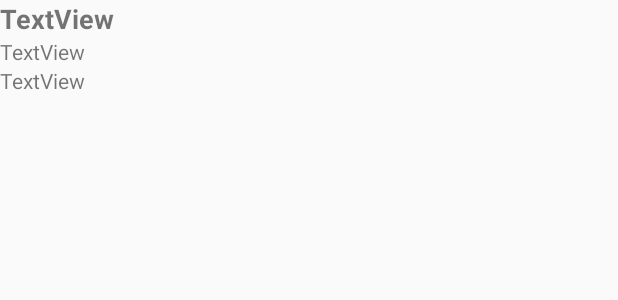
After one commit to josubarrientos/BILBAPP_ANDROID, an Android app: the layout translation_layout.xml on its own in the app's theme, with its tools: preview values and no code run, on a phone screen of 412 x 824 dp. The commit adds this screen. Shown: the top 300 px of the screen. Run offline under Robolectric (Android 15) with nearby library versions, the phone set to English and light mode, and no system bars.

Commit message:
tranlations activity, layout and adapter created

```diff
--- a/BILBAPP/app/src/main/AndroidManifest.xml
+++ b/BILBAPP/app/src/main/AndroidManifest.xml
@@ -19,7 +19,8 @@
         <activity android:name=".HomeActivity" />
         <activity android:name=".SelectionActivity" />
         <activity android:name=".InfoActivity" />
-        <activity android:name=".MapActivity"></activity>
+        <activity android:name=".MapActivity" />
+        <activity android:name=".TranslationActivity"></activity>
     </application>
 
 </manifest>
--- a/BILBAPP/app/src/main/java/com/example/jbarrientos/bilbapp/SelectionActivity.java
+++ b/BILBAPP/app/src/main/java/com/example/jbarrientos/bilbapp/SelectionActivity.java
@@ -43,6 +43,9 @@ public class SelectionActivity extends AppCompatActivity {
 
         Toast.makeText(getApplicationContext(), "Translation!", Toast.LENGTH_SHORT).show();
 
+        Intent i = new Intent(SelectionActivity.this, TranslationActivity.class);
+        startActivity(i);
+
     }
 
     public void selectExpr(View v){
--- /dev/null
+++ b/BILBAPP/app/src/main/res/layout/translation_layout.xml
@@ -0,0 +1,26 @@
+<?xml version="1.0" encoding="utf-8"?>
+<LinearLayout xmlns:android="http://schemas.android.com/apk/res/android"
+    android:orientation="vertical" android:layout_width="match_parent"
+    android:layout_height="match_parent">
+
+
+    <TextView
+        android:text="TextView"
+        android:layout_width="match_parent"
+        android:layout_height="wrap_content"
+        android:id="@+id/transView1"
+        android:textStyle="normal|bold"
+        android:textSize="18sp" />
+
+    <TextView
+        android:text="TextView"
+        android:layout_width="match_parent"
+        android:layout_height="wrap_content"
+        android:id="@+id/transView2" />
+
+    <TextView
+        android:text="TextView"
+        android:layout_width="match_parent"
+        android:layout_height="wrap_content"
+        android:id="@+id/transView3" />
+</LinearLayout>
```
Also changed, not shown: BILBAPP/app/src/main/java/com/example/jbarrientos/bilbapp/Translation.java (added, +30 -0 lines), BILBAPP/app/src/main/java/com/example/jbarrientos/bilbapp/TranslationActivity.java (added, +35 -0 lines), BILBAPP/app/src/main/java/com/example/jbarrientos/bilbapp/TranslationAdapter.java (added, +62 -0 lines), BILBAPP/app/src/main/res/layout/activity_translation.xml (added, +20 -0 lines).
